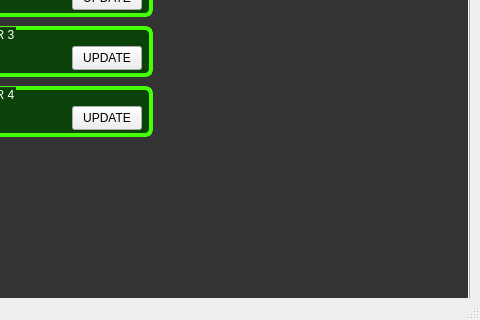
wojtron2/Desktop_QT_app_box, file 3growbox_qtwidget/GrowBoxDesktop/mainwindow.ui: the form before one commit; both pictures show x 320 to 800 and y 280 to 600 of the 800 by 600 pixel window.
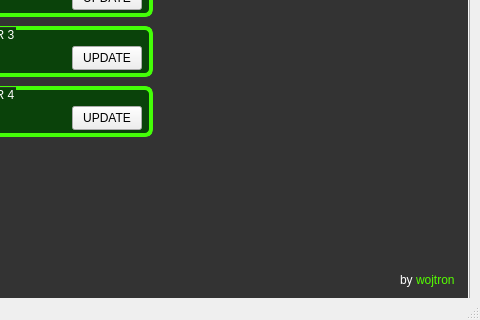
The form after the commit. The open tabs and pages were chosen to show the change. Icons and pictures are not drawn.

The edit to the form file:
```diff
--- a/3growbox_qtwidget/GrowBoxDesktop/mainwindow.ui
+++ b/3growbox_qtwidget/GrowBoxDesktop/mainwindow.ui
@@ -1310,6 +1310,19 @@
      </widget>
     </widget>
    </widget>
+   <widget class="QLabel" name="label_5">
+    <property name="geometry">
+     <rect>
+      <x>720</x>
+      <y>550</y>
+      <width>61</width>
+      <height>20</height>
+     </rect>
+    </property>
+    <property name="text">
+     <string>&lt;html&gt;&lt;head/&gt;&lt;body&gt;&lt;p&gt;&lt;span style=&quot; color:#ffffff;&quot;&gt;by &lt;/span&gt;&lt;span style=&quot; color:#55ff00;&quot;&gt;wojtron&lt;/span&gt;&lt;/p&gt;&lt;/body&gt;&lt;/html&gt;</string>
+    </property>
+   </widget>
   </widget>
   <widget class="QMenuBar" name="menubar">
    <property name="geometry">
```
Left out of the diff: 2 changed lines with no effect on the pictures.
